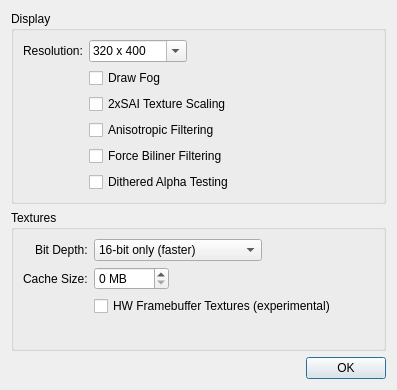
Above: glN64/gln64config.ui from mupen64plus/mupen64plus-oldsvn before the change. Below: the same form after it.
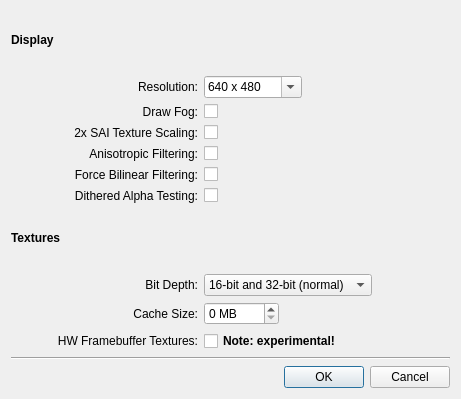
That is the form after the change.

Diff of the .ui file:
```diff
--- a/glN64/gln64config.ui
+++ b/glN64/gln64config.ui
@@ -5,47 +5,57 @@
    <rect>
     <x>0</x>
     <y>0</y>
-    <width>397</width>
-    <height>390</height>
+    <width>461</width>
+    <height>399</height>
    </rect>
   </property>
   <property name="windowTitle" >
    <string>Dialog</string>
   </property>
-  <layout class="QVBoxLayout" name="verticalLayout" >
-   <item>
-    <widget class="QGroupBox" name="groupBox" >
-     <property name="title" >
-      <string>Display</string>
+  <layout class="QGridLayout" name="gridLayout" >
+   <item row="0" column="0" colspan="3" >
+    <widget class="QLabel" name="label_3" >
+     <property name="text" >
+      <string>&lt;h4>Display&lt;/h4></string>
      </property>
-     <layout class="QFormLayout" name="formLayout_4" >
-      <property name="fieldGrowthPolicy" >
-       <enum>QFormLayout::FieldsStayAtSizeHint</enum>
-      </property>
-      <property name="rowWrapPolicy" >
-       <enum>QFormLayout::DontWrapRows</enum>
-      </property>
-      <item row="0" column="0" >
-       <widget class="QLabel" name="label_6" >
-        <property name="minimumSize" >
+    </widget>
+   </item>
+   <item row="1" column="0" >
+    <spacer name="horizontalSpacer_4" >
+     <property name="orientation" >
+      <enum>Qt::Horizontal</enum>
+     </property>
+     <property name="sizeType" >
+      <enum>QSizePolicy::Fixed</enum>
+     </property>
+     <property name="sizeHint" stdset="0" >
          <size>
-          <width>1</width>
-          <height>1</height>
-         </size>
-        </property>
+       <width>40</width>
+       <height>20</height>
+      </size>
+     </property>
+    </spacer>
+   </item>
+   <item row="1" column="1" >
+    <widget class="QLabel" name="label" >
         <property name="text" >
          <string>Resolution:</string>
         </property>
-        <property name="buddy" >
-         <cstring>resolutionCombo</cstring>
+     <property name="alignment" >
+      <set>Qt::AlignRight|Qt::AlignTrailing|Qt::AlignVCenter</set>
         </property>
        </widget>
       </item>
-      <item row="0" column="1" >
+   <item row="1" column="2" >
+    <layout class="QHBoxLayout" name="horizontalLayout_2" >
+     <item>
        <widget class="QComboBox" name="resolutionCombo" >
         <property name="editable" >
          <bool>true</bool>
         </property>
+       <property name="currentIndex" >
+        <number>3</number>
+       </property>
         <item>
          <property name="text" >
           <string>320 x 400</string>
@@ -103,68 +113,133 @@
         </item>
        </widget>
       </item>
-      <item row="1" column="1" >
+     <item>
+      <spacer name="horizontalSpacer" >
+       <property name="orientation" >
+        <enum>Qt::Horizontal</enum>
+       </property>
+       <property name="sizeHint" stdset="0" >
+        <size>
+         <width>0</width>
+         <height>20</height>
+        </size>
+       </property>
+      </spacer>
+     </item>
+    </layout>
+   </item>
+   <item row="2" column="1" >
+    <widget class="QLabel" name="label_6" >
+     <property name="text" >
+      <string>Draw Fog:</string>
+     </property>
+     <property name="alignment" >
+      <set>Qt::AlignRight|Qt::AlignTrailing|Qt::AlignVCenter</set>
+     </property>
+    </widget>
+   </item>
+   <item row="2" column="2" >
        <widget class="QCheckBox" name="drawFogCheck" >
         <property name="text" >
-         <string>Draw Fog</string>
-        </property>
-       </widget>
-      </item>
-      <item row="2" column="1" >
-       <widget class="QCheckBox" name="twoExSaiTextureScalingCheck" >
-        <property name="text" >
-         <string>2xSAI Texture Scaling</string>
+      <string/>
         </property>
        </widget>
       </item>
       <item row="3" column="1" >
-       <widget class="QCheckBox" name="anisotropicFilteringCheck" >
+    <widget class="QLabel" name="label_7" >
         <property name="text" >
-         <string>Anisotropic Filtering</string>
+      <string>2x SAI Texture Scaling:</string>
+     </property>
+     <property name="alignment" >
+      <set>Qt::AlignRight|Qt::AlignTrailing|Qt::AlignVCenter</set>
+     </property>
+    </widget>
+   </item>
+   <item row="3" column="2" >
+    <widget class="QCheckBox" name="twoExSaiTextureScalingCheck" >
+     <property name="text" >
+      <string/>
         </property>
        </widget>
       </item>
       <item row="4" column="1" >
-       <widget class="QCheckBox" name="forceBilinearFilteringCheck" >
+    <widget class="QLabel" name="label_8" >
         <property name="text" >
-         <string>Force Biliner Filtering</string>
+      <string>Anisotropic Filtering:</string>
+     </property>
+     <property name="alignment" >
+      <set>Qt::AlignRight|Qt::AlignTrailing|Qt::AlignVCenter</set>
+     </property>
+    </widget>
+   </item>
+   <item row="4" column="2" >
+    <widget class="QCheckBox" name="anisotropicFilteringCheck" >
+     <property name="text" >
+      <string/>
         </property>
        </widget>
       </item>
       <item row="5" column="1" >
+    <widget class="QLabel" name="label_9" >
+     <property name="text" >
+      <string>Force Bilinear Filtering:</string>
+     </property>
+     <property name="alignment" >
+      <set>Qt::AlignRight|Qt::AlignTrailing|Qt::AlignVCenter</set>
+     </property>
+    </widget>
+   </item>
+   <item row="5" column="2" >
+    <widget class="QCheckBox" name="forceBilinearFilteringCheck" >
+     <property name="text" >
+      <string/>
+     </property>
+    </widget>
+   </item>
+   <item row="6" column="1" >
+    <widget class="QLabel" name="label_10" >
+     <property name="text" >
+      <string>Dithered Alpha Testing:</string>
+     </property>
+     <property name="alignment" >
+      <set>Qt::AlignRight|Qt::AlignTrailing|Qt::AlignVCenter</set>
+     </property>
+    </widget>
+   </item>
+   <item row="6" column="2" >
        <widget class="QCheckBox" name="ditheredAlphaTestingCheck" >
         <property name="text" >
-         <string>Dithered Alpha Testing</string>
+      <string/>
         </property>
        </widget>
       </item>
-     </layout>
+   <item row="7" column="0" colspan="3" >
+    <widget class="QLabel" name="label_2" >
+     <property name="text" >
+      <string>&lt;h4>Textures&lt;/h4></string>
+     </property>
     </widget>
    </item>
-   <item>
-    <widget class="QGroupBox" name="groupBox_2" >
-     <property name="title" >
-      <string>Textures</string>
-     </property>
-     <layout class="QFormLayout" name="formLayout_3" >
-      <property name="fieldGrowthPolicy" >
-       <enum>QFormLayout::FieldsStayAtSizeHint</enum>
-      </property>
-      <property name="labelAlignment" >
-       <set>Qt::AlignRight|Qt::AlignTrailing|Qt::AlignVCenter</set>
-      </property>
-      <item row="0" column="0" >
+   <item row="8" column="1" >
        <widget class="QLabel" name="label_4" >
         <property name="text" >
          <string>Bit Depth:</string>
         </property>
+     <property name="alignment" >
+      <set>Qt::AlignRight|Qt::AlignTrailing|Qt::AlignVCenter</set>
+     </property>
         <property name="buddy" >
          <cstring>bitDepthCombo</cstring>
         </property>
        </widget>
       </item>
-      <item row="0" column="1" >
+   <item row="8" column="2" >
+    <layout class="QHBoxLayout" name="horizontalLayout" >
+     <item>
        <widget class="QComboBox" name="bitDepthCombo" >
+       <property name="currentIndex" >
+        <number>1</number>
+       </property>
         <item>
          <property name="text" >
           <string>16-bit only (faster)</string>
@@ -182,17 +257,37 @@
         </item>
        </widget>
       </item>
-      <item row="1" column="0" >
+     <item>
+      <spacer name="horizontalSpacer_2" >
+       <property name="orientation" >
+        <enum>Qt::Horizontal</enum>
+       </property>
+       <property name="sizeHint" stdset="0" >
+        <size>
+         <width>0</width>
+         <height>20</height>
+        </size>
+       </property>
+      </spacer>
+     </item>
+    </layout>
+   </item>
+   <item row="9" column="1" >
        <widget class="QLabel" name="label_5" >
         <property name="text" >
          <string>Cache Size:</string>
         </property>
+     <property name="alignment" >
+      <set>Qt::AlignRight|Qt::AlignTrailing|Qt::AlignVCenter</set>
+     </property>
         <property name="buddy" >
          <cstring>cacheSizeSpin</cstring>
         </property>
        </widget>
       </item>
-      <item row="1" column="1" >
+   <item row="9" column="2" >
+    <layout class="QHBoxLayout" name="horizontalLayout_3" >
+     <item>
        <widget class="QSpinBox" name="cacheSizeSpin" >
         <property name="suffix" >
          <string> MB</string>
@@ -202,20 +297,55 @@
         </property>
        </widget>
       </item>
-      <item row="2" column="1" >
+     <item>
+      <spacer name="horizontalSpacer_3" >
+       <property name="orientation" >
+        <enum>Qt::Horizontal</enum>
+       </property>
+       <property name="sizeHint" stdset="0" >
+        <size>
+         <width>0</width>
+         <height>20</height>
+        </size>
+       </property>
+      </spacer>
+     </item>
+    </layout>
+   </item>
+   <item row="10" column="1" >
+    <widget class="QLabel" name="label_11" >
+     <property name="text" >
+      <string>HW Framebuffer Textures:</string>
+     </property>
+     <property name="alignment" >
+      <set>Qt::AlignRight|Qt::AlignTrailing|Qt::AlignVCenter</set>
+     </property>
+    </widget>
+   </item>
+   <item row="10" column="2" >
        <widget class="QCheckBox" name="hwFramebufferTexturesCheck" >
+     <property name="font" >
+      <font>
+       <weight>75</weight>
+       <bold>true</bold>
+      </font>
+     </property>
         <property name="text" >
-         <string>HW Framebuffer Textures (experimental)</string>
+      <string>Note: experimental!</string>
         </property>
        </widget>
       </item>
-     </layout>
+   <item row="11" column="0" colspan="3" >
+    <widget class="Line" name="line" >
+     <property name="orientation" >
+      <enum>Qt::Horizontal</enum>
+     </property>
     </widget>
    </item>
-   <item>
+   <item row="12" column="0" colspan="3" >
     <widget class="QDialogButtonBox" name="buttonBox" >
      <property name="standardButtons" >
-      <set>QDialogButtonBox::Ok</set>
+      <set>QDialogButtonBox::Cancel|QDialogButtonBox::Ok</set>
      </property>
     </widget>
    </item>
```
Left out of the diff: 2 changed lines with no effect on the pictures. Lines whose indentation alone changed are shown as unchanged.
